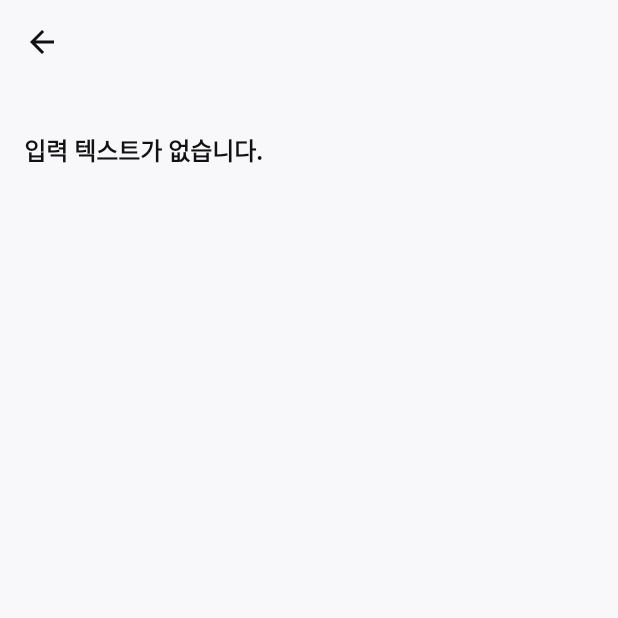
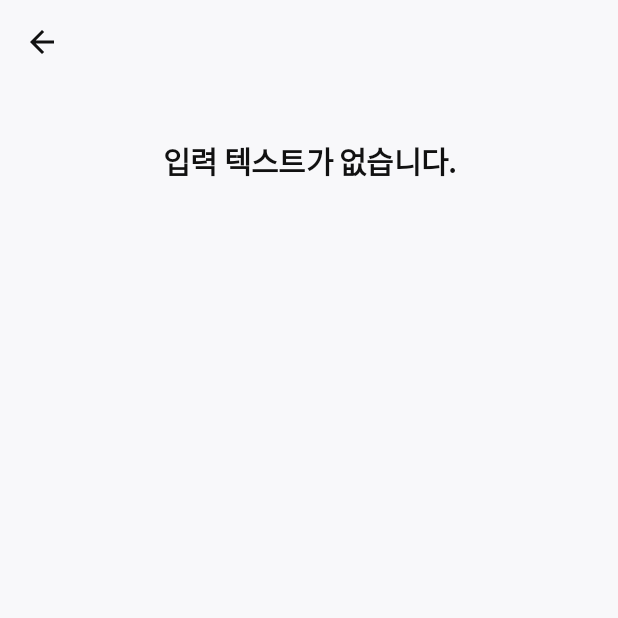
Before and after one commit to jijun0129/ecocapture, an Android app: the LogDetailActivity screen opened directly, with no data from a screen before it, on a phone screen of 412 x 824 dp, the top half of it. Run offline under Robolectric (Android 15) with nearby library versions, the phone set to English and light mode, and no system bars.

Commit message:
Style: 검색 기록

```diff
--- a/app/src/main/res/layout/activity_log_detail.xml
+++ b/app/src/main/res/layout/activity_log_detail.xml
@@ -27,8 +27,9 @@
 
             <ImageView
                 android:id="@+id/imageViewDetail"
-                android:layout_width="match_parent"
+                android:layout_width="200dp"
                 android:layout_height="200dp"
+                android:layout_gravity="center"
                 android:scaleType="centerCrop"
                 android:visibility="gone" />
 
@@ -36,16 +37,19 @@
                 android:id="@+id/textSearchDetail"
                 android:layout_width="match_parent"
                 android:layout_height="wrap_content"
-                android:textSize="16sp"
-                android:textStyle="bold"
-                android:layout_marginTop="16dp" />
+                style="@style/TextStyle_20"
+                android:textFontWeight="600"
+                android:gravity="center"
+                android:layout_marginTop="20dp" />
 
             <TextView
                 android:id="@+id/textResultDetail"
                 android:layout_width="match_parent"
                 android:layout_height="wrap_content"
-                android:textSize="14sp"
-                android:layout_marginTop="8dp" />
+                style="@style/TextStyle_16"
+                android:layout_marginTop="40dp"
+                android:layout_marginBottom="80dp"
+                android:layout_marginHorizontal="16dp"/>
         </LinearLayout>
     </ScrollView>
 
--- a/app/src/main/res/values/colors.xml
+++ b/app/src/main/res/values/colors.xml
@@ -5,4 +5,5 @@
     <color name="brand">#00CC66</color>
     <color name="background">#F8F8FA</color>
     <color name="light_gray">#C9C9C9</color>
+    <color name="gray">#767676</color>
 </resources>
--- a/app/src/main/res/values/themes.xml
+++ b/app/src/main/res/values/themes.xml
@@ -30,6 +30,12 @@
         <item name="android:letterSpacing">-0.025</item>
         <item name="android:fontFamily">@font/pretendard</item>
     </style>
+    <style name="TextStyle_12">
+        <item name="android:textSize">12sp</item>
+        <item name="android:lineSpacingExtra">2dp</item>
+        <item name="android:letterSpacing">-0.025</item>
+        <item name="android:fontFamily">@font/pretendard</item>
+    </style>
 
     <style name="Theme.Ecocapture" parent="Base.Theme.Ecocapture" />
 </resources>
```
Also changed, not shown: app/src/main/res/layout/item_result.xml (+40 -11 lines).
